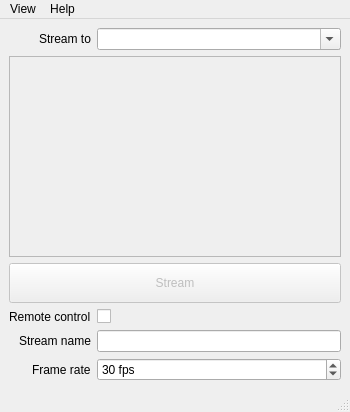
The window that apps/DesktopStreamer/MainWindow.ui (BlueBrain/Deflect) describes before a commit, drawn with Qt 5.
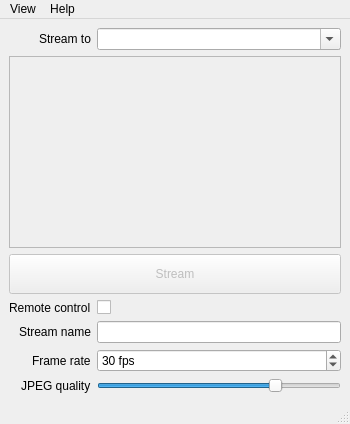
The same window after the commit.

Commit message: DesktopStreamer: new slider to adjust the JPEG quality in advanced settings

The edit to the form file:
```diff
--- a/apps/DesktopStreamer/MainWindow.ui
+++ b/apps/DesktopStreamer/MainWindow.ui
@@ -234,6 +234,29 @@
         </property>
        </widget>
       </item>
+      <item row="6" column="0">
+       <widget class="QLabel" name="_qualityLabel">
+        <property name="text">
+         <string>JPEG quality</string>
+        </property>
+       </widget>
+      </item>
+      <item row="6" column="1">
+       <widget class="QSlider" name="_qualitySlider">
+        <property name="minimum">
+         <number>1</number>
+        </property>
+        <property name="maximum">
+         <number>100</number>
+        </property>
+        <property name="value">
+         <number>75</number>
+        </property>
+        <property name="orientation">
+         <enum>Qt::Horizontal</enum>
+        </property>
+       </widget>
+      </item>
      </layout>
     </item>
    </layout>
```
The commit also changes 5 other files.
